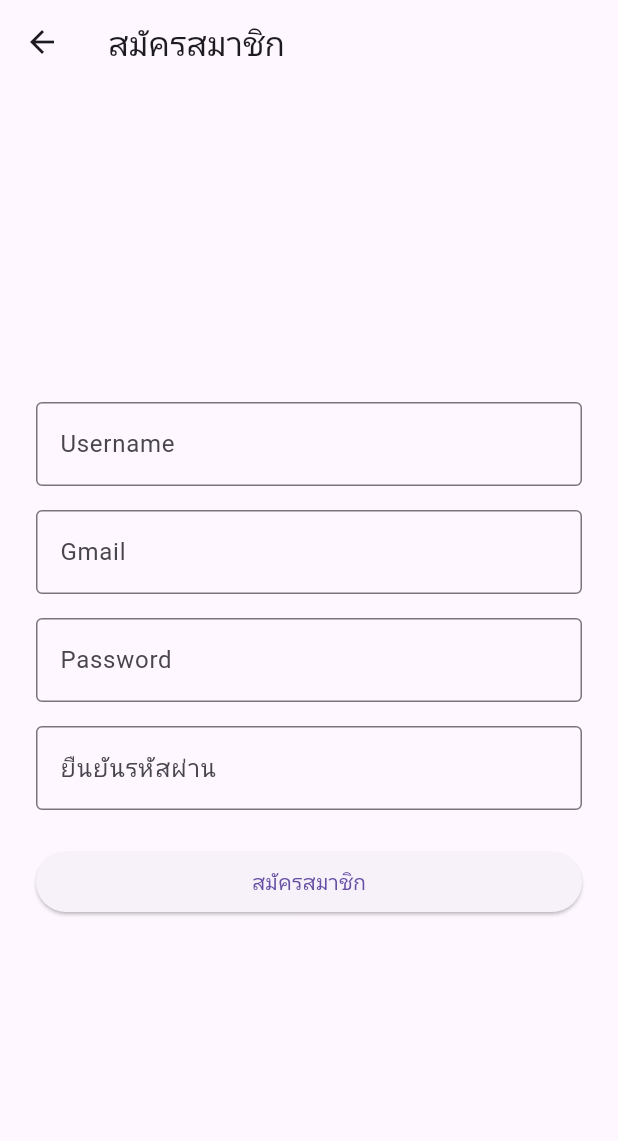
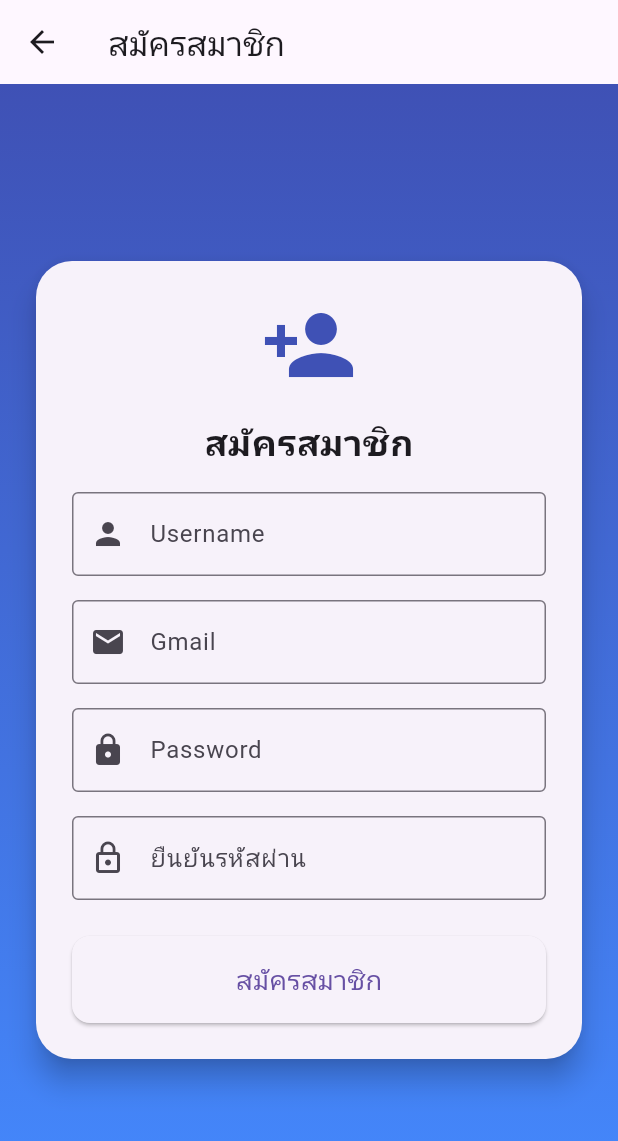
Before and after one commit to Non2412/Flutter_app_SimpleTodoListTeamwork, a Flutter app: the LoingPage screen opened directly, after a tap on "Login", after a tap on "สมัครสมาชิก", on a phone screen of 412 x 824 dp. Shown: the top 1141 px of the screen. Run offline on Flutter 3.47's test engine with Material 3 defaults, Android fonts, the phone set to English and light mode, and no system bars.

Commit message:
Decorate the login

```diff
--- a/lib/loing.dart
+++ b/lib/loing.dart
@@ -1,6 +1,7 @@
 import 'package:flutter/material.dart';
 import 'register.dart';
 import 'forgot_password.dart';
+import 'main.dart';
 
 class LoingPage extends StatefulWidget {
   const LoingPage({super.key});
@@ -24,9 +25,10 @@ class _LoingPageState extends State<LoingPage> {
       // Replace this with your authentication logic
       if (_usernameController.text == 'admin' &&
           _passwordController.text == '1234') {
-        ScaffoldMessenger.of(
-          context,
-        ).showSnackBar(const SnackBar(content: Text('Login successful!')));
+        Navigator.of(context).pushAndRemoveUntil(
+          MaterialPageRoute(builder: (context) => const TodoListScreen()),
+          (route) => false,
+        );
       } else {
         setState(() {
           _errorMessage = 'Invalid username or password';
@@ -39,14 +41,29 @@ class _LoingPageState extends State<LoingPage> {
   Widget build(BuildContext context) {
     return Scaffold(
       appBar: AppBar(title: const Text('Login Page')),
-      body: Center(
-        child: SingleChildScrollView(
+      body: Container(
+        decoration: const BoxDecoration(
+          gradient: LinearGradient(
+            colors: [Colors.indigo, Colors.blueAccent],
+            begin: Alignment.topCenter,
+            end: Alignment.bottomCenter,
+          ),
+        ),
+        child: Center(
+          child: Card(
+            elevation: 8,
+            shape: RoundedRectangleBorder(borderRadius: BorderRadius.circular(24)),
+            margin: const EdgeInsets.symmetric(horizontal: 24),
+            child: Padding(
               padding: const EdgeInsets.all(24.0),
               child: Form(
                 key: _formKey,
                 child: Column(
                   mainAxisSize: MainAxisSize.min,
                   children: [
+                    const Icon(Icons.lock, size: 64, color: Colors.indigo),
+                    const SizedBox(height: 16),
+                    const Text('Welcome Back!', style: TextStyle(fontSize: 24, fontWeight: FontWeight.bold)),
                     TextFormField(
                       controller: _usernameController,
                       decoration: const InputDecoration(
@@ -133,6 +150,8 @@ class _LoingPageState extends State<LoingPage> {
               ),
             ),
           ),
+        ),
+      ),
     );
   }
 }
--- a/lib/register.dart
+++ b/lib/register.dart
@@ -38,19 +38,37 @@ class _RegisterPageState extends State<RegisterPage> {
   Widget build(BuildContext context) {
     return Scaffold(
       appBar: AppBar(title: const Text('สมัครสมาชิก')),
-      body: Center(
+      body: Container(
+        decoration: const BoxDecoration(
+          gradient: LinearGradient(
+            colors: [Colors.indigo, Colors.blueAccent],
+            begin: Alignment.topCenter,
+            end: Alignment.bottomCenter,
+          ),
+        ),
+        child: Center(
+          child: Card(
+            elevation: 8,
+            shape: RoundedRectangleBorder(borderRadius: BorderRadius.circular(24)),
+            margin: const EdgeInsets.symmetric(horizontal: 24),
+            child: Padding(
+              padding: const EdgeInsets.all(24.0),
               child: SingleChildScrollView(
-          padding: const EdgeInsets.all(24.0),
                 child: Form(
                   key: _formKey,
                   child: Column(
                     mainAxisSize: MainAxisSize.min,
                     children: [
+                      const Icon(Icons.person_add, size: 64, color: Colors.indigo),
+                      const SizedBox(height: 16),
+                      const Text('สมัครสมาชิก', style: TextStyle(fontSize: 24, fontWeight: FontWeight.bold)),
+                      const SizedBox(height: 16),
                       TextFormField(
                         controller: _usernameController,
                         decoration: const InputDecoration(
                           labelText: 'Username',
                           border: OutlineInputBorder(),
+                          prefixIcon: Icon(Icons.person),
                         ),
                         validator: (value) {
                           if (value == null || value.isEmpty) {
@@ -67,6 +85,7 @@ class _RegisterPageState extends State<RegisterPage> {
                           labelText: 'Gmail',
                           hintText: 'yourname@gmail.com',
                           border: OutlineInputBorder(),
+                          prefixIcon: Icon(Icons.email),
                         ),
                         validator: (value) {
                           if (value == null || value.isEmpty) {
@@ -86,6 +105,7 @@ class _RegisterPageState extends State<RegisterPage> {
                         decoration: const InputDecoration(
                           labelText: 'Password',
                           border: OutlineInputBorder(),
+                          prefixIcon: Icon(Icons.lock),
                         ),
                         validator: (value) {
                           if (value == null || value.isEmpty) {
@@ -101,6 +121,7 @@ class _RegisterPageState extends State<RegisterPage> {
                         decoration: const InputDecoration(
                           labelText: 'ยืนยันรหัสผ่าน',
                           border: OutlineInputBorder(),
+                          prefixIcon: Icon(Icons.lock_outline),
                         ),
                         validator: (value) {
                           if (value == null || value.isEmpty) {
@@ -114,7 +135,11 @@ class _RegisterPageState extends State<RegisterPage> {
                         width: double.infinity,
                         child: ElevatedButton(
                           onPressed: _register,
-                    child: const Text('สมัครสมาชิก'),
+                          style: ElevatedButton.styleFrom(
+                            padding: const EdgeInsets.symmetric(vertical: 16),
+                            shape: RoundedRectangleBorder(borderRadius: BorderRadius.circular(12)),
+                          ),
+                          child: const Text('สมัครสมาชิก', style: TextStyle(fontSize: 18)),
                         ),
                       ),
                       if (_errorMessage != null) ...[
@@ -129,6 +154,9 @@ class _RegisterPageState extends State<RegisterPage> {
                 ),
               ),
             ),
+          ),
+        ),
+      ),
     );
   }
 }
```
Also changed, not shown: lib/forgot_password.dart (+28 -3 lines). Lines whose indentation alone changed are shown as unchanged.
